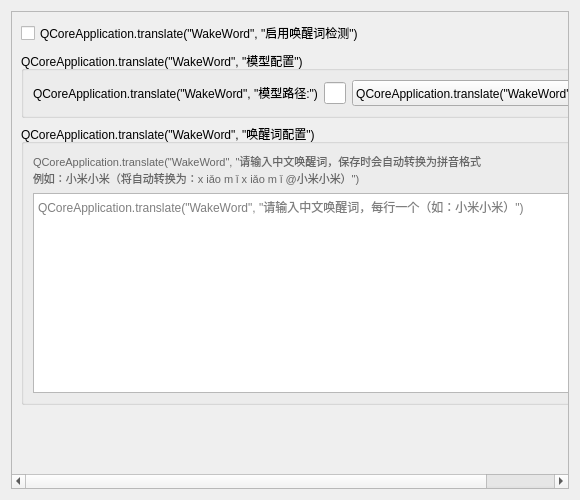
The window that src/views/settings/components/wake_word/wake_word_widget.ui (huangjunsen0406/py-xiaozhi) describes before a commit, drawn with Qt 5.
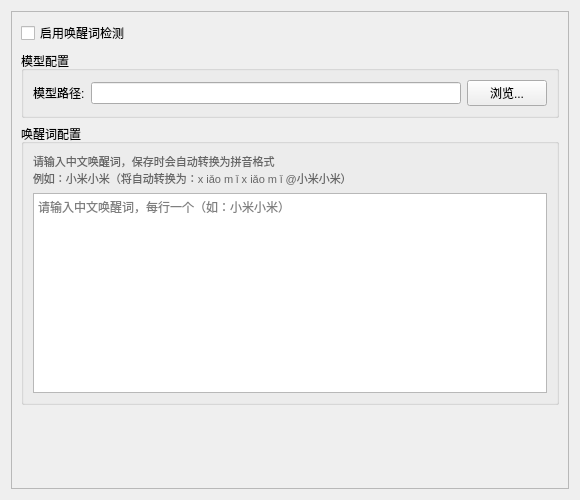
The same window after the commit.

Commit message: revert(ui): plain Chinese text in <string> elements (fix translate display bug)

```diff
--- a/src/views/settings/components/wake_word/wake_word_widget.ui
+++ b/src/views/settings/components/wake_word/wake_word_widget.ui
@@ -32,20 +32,20 @@
        <item>
         <widget class="QCheckBox" name="use_wake_word_check">
           <property name="text">
-           <string>QCoreApplication.translate("WakeWord", "启用唤醒词检测")</string>
+           <string>启用唤醒词检测</string>
           </property>
         </widget>
        </item>
        <item>
         <widget class="QGroupBox" name="model_group">
           <property name="title">
-           <string>QCoreApplication.translate("WakeWord", "模型配置")</string>
+           <string>模型配置</string>
           </property>
          <layout class="QFormLayout" name="modelLayout">
           <item row="0" column="0">
            <widget class="QLabel" name="label_model_path">
              <property name="text">
-              <string>QCoreApplication.translate("WakeWord", "模型路径:")</string>
+              <string>模型路径:</string>
              </property>
            </widget>
           </item>
@@ -57,7 +57,7 @@
             <item>
              <widget class="QPushButton" name="model_path_btn">
                <property name="text">
-                <string>QCoreApplication.translate("WakeWord", "浏览...")</string>
+                <string>浏览...</string>
                </property>
              </widget>
             </item>
@@ -69,14 +69,14 @@
        <item>
         <widget class="QGroupBox" name="keywords_group">
           <property name="title">
-           <string>QCoreApplication.translate("WakeWord", "唤醒词配置")</string>
+           <string>唤醒词配置</string>
           </property>
          <layout class="QVBoxLayout" name="keywords_layout">
           <item>
            <widget class="QLabel" name="keywords_help">
              <property name="text">
-              <string>QCoreApplication.translate("WakeWord", "请输入中文唤醒词，保存时会自动转换为拼音格式
-例如：小米小米（将自动转换为：x iǎo m ǐ x iǎo m ǐ @小米小米）")</string>
+              <string>请输入中文唤醒词，保存时会自动转换为拼音格式
+例如：小米小米（将自动转换为：x iǎo m ǐ x iǎo m ǐ @小米小米）</string>
              </property>
             <property name="styleSheet">
              <string>color: #666666; font-size: 11px;</string>
@@ -92,7 +92,7 @@
              </size>
             </property>
              <property name="placeholderText">
-              <string>QCoreApplication.translate("WakeWord", "请输入中文唤醒词，每行一个（如：小米小米）")</string>
+              <string>请输入中文唤醒词，每行一个（如：小米小米）</string>
              </property>
            </widget>
           </item>
```
Left out of the diff: 2 changed lines with no effect on the pictures. The commit also changes 4 other files.
